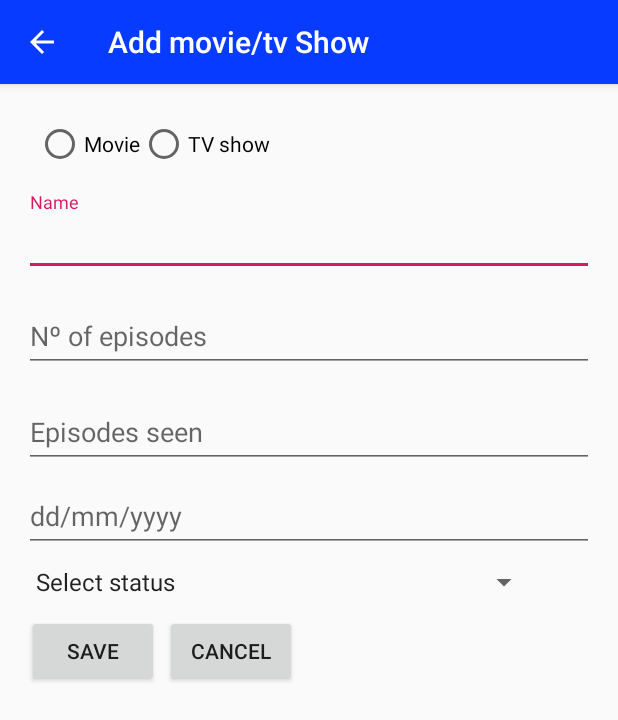
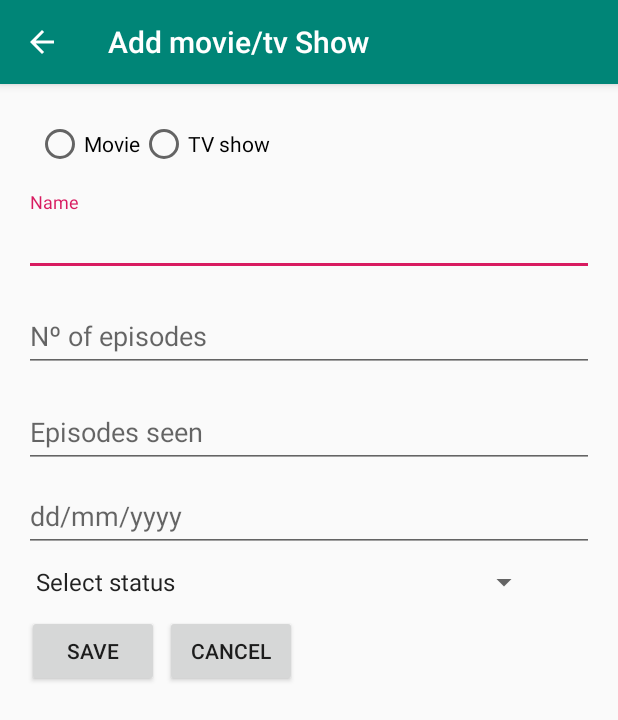
Before and after one commit to NilSilva/FilmesSeries, an Android app: the AdicionarFSActivity screen opened directly, with no data from a screen before it, on a phone screen of 412 x 824 dp. Shown: the top 720 px of the screen. Run offline under Robolectric (Android 15) with nearby library versions, the light colour scheme and no system bars.

Commit message:
Revert "mudei colorPrimary."
This reverts commit a866c4a

```diff
--- a/app/src/main/res/values/colors.xml
+++ b/app/src/main/res/values/colors.xml
@@ -1,6 +1,6 @@
 <?xml version="1.0" encoding="utf-8"?>
 <resources>
-    <color name="colorPrimary">#073BFF</color>
-    <color name="colorPrimaryDark">#000397</color>
+    <color name="colorPrimary">#008577</color>
+    <color name="colorPrimaryDark">#00574B</color>
     <color name="colorAccent">#D81B60</color>
 </resources>
```
